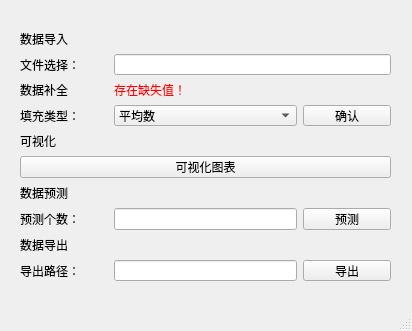
Old version of the form gui.ui in the repository chengyingshe/qt_tools.
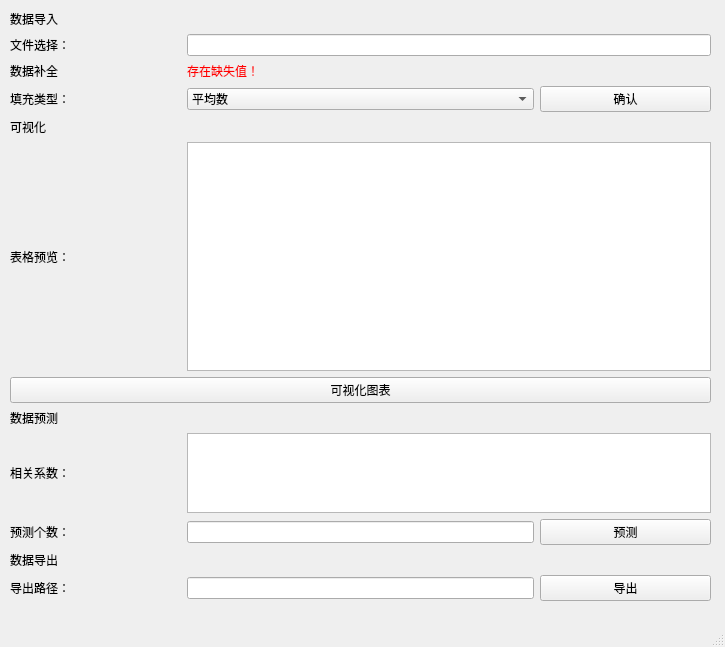
New version of the form.

Patch:
```diff
--- a/gui.ui
+++ b/gui.ui
@@ -6,8 +6,8 @@
    <rect>
     <x>0</x>
     <y>0</y>
-    <width>412</width>
-    <height>331</height>
+    <width>725</width>
+    <height>647</height>
    </rect>
   </property>
   <property name="windowTitle">
@@ -17,13 +17,67 @@
    <widget class="QWidget" name="gridLayoutWidget">
     <property name="geometry">
      <rect>
-      <x>20</x>
-      <y>30</y>
-      <width>371</width>
-      <height>251</height>
+      <x>10</x>
+      <y>10</y>
+      <width>701</width>
+      <height>591</height>
      </rect>
     </property>
     <layout class="QGridLayout" name="gridLayout">
+     <item row="1" column="1" colspan="3">
+      <widget class="QLineEdit" name="inputPathEdit"/>
+     </item>
+     <item row="7" column="0">
+      <widget class="QLabel" name="label_6">
+       <property name="text">
+        <string>数据预测</string>
+       </property>
+      </widget>
+     </item>
+     <item row="10" column="0">
+      <widget class="QLabel" name="label_8">
+       <property name="text">
+        <string>数据导出</string>
+       </property>
+      </widget>
+     </item>
+     <item row="9" column="0">
+      <widget class="QLabel" name="label_7">
+       <property name="text">
+        <string>预测个数：</string>
+       </property>
+      </widget>
+     </item>
+     <item row="8" column="1" colspan="3">
+      <widget class="QListWidget" name="corrList">
+       <property name="maximumSize">
+        <size>
+         <width>16777215</width>
+         <height>80</height>
+        </size>
+       </property>
+      </widget>
+     </item>
+     <item row="2" column="1">
+      <widget class="QLabel" name="hasNanLabel">
+       <property name="enabled">
+        <bool>true</bool>
+       </property>
+       <property name="styleSheet">
+        <string notr="true">color: red;</string>
+       </property>
+       <property name="text">
+        <string>存在缺失值！</string>
+       </property>
+      </widget>
+     </item>
+     <item row="11" column="3">
+      <widget class="QPushButton" name="outputBtn">
+       <property name="text">
+        <string>导出</string>
+       </property>
+      </widget>
+     </item>
      <item row="3" column="3">
       <widget class="QPushButton" name="dataFillBtn">
        <property name="enabled">
@@ -34,6 +88,41 @@
        </property>
       </widget>
      </item>
+     <item row="3" column="0">
+      <widget class="QLabel" name="label_5">
+       <property name="text">
+        <string>填充类型：</string>
+       </property>
+      </widget>
+     </item>
+     <item row="8" column="0">
+      <widget class="QLabel" name="label_11">
+       <property name="text">
+        <string>相关系数：</string>
+       </property>
+      </widget>
+     </item>
+     <item row="1" column="0">
+      <widget class="QLabel" name="label_3">
+       <property name="text">
+        <string>文件选择：</string>
+       </property>
+      </widget>
+     </item>
+     <item row="5" column="0">
+      <widget class="QLabel" name="label_10">
+       <property name="text">
+        <string>表格预览：</string>
+       </property>
+      </widget>
+     </item>
+     <item row="4" column="0">
+      <widget class="QLabel" name="label_2">
+       <property name="text">
+        <string>可视化</string>
+       </property>
+      </widget>
+     </item>
      <item row="3" column="1" colspan="2">
       <widget class="QComboBox" name="dataFillType">
        <item>
@@ -53,17 +142,14 @@
        </item>
       </widget>
      </item>
-     <item row="7" column="0">
-      <widget class="QLabel" name="label_7">
+     <item row="11" column="0">
+      <widget class="QLabel" name="label_9">
        <property name="text">
-        <string>预测个数：</string>
+        <string>导出路径：</string>
        </property>
       </widget>
      </item>
-     <item row="1" column="1" colspan="3">
-      <widget class="QLineEdit" name="inputPathEdit"/>
-     </item>
-     <item row="5" column="0" colspan="4">
+     <item row="6" column="0" colspan="4">
       <widget class="QPushButton" name="visualizeBtn">
        <property name="text">
         <string>可视化图表</string>
@@ -77,19 +163,8 @@
        </property>
       </widget>
      </item>
-     <item row="8" column="0">
-      <widget class="QLabel" name="label_8">
-       <property name="text">
-        <string>数据导出</string>
-       </property>
-      </widget>
-     </item>
-     <item row="3" column="0">
-      <widget class="QLabel" name="label_5">
-       <property name="text">
-        <string>填充类型：</string>
-       </property>
-      </widget>
+     <item row="5" column="1" colspan="3">
+      <widget class="QTableWidget" name="dataTable"/>
      </item>
      <item row="2" column="0">
       <widget class="QLabel" name="label_4">
@@ -98,64 +173,23 @@
        </property>
       </widget>
      </item>
-     <item row="6" column="0">
-      <widget class="QLabel" name="label_6">
-       <property name="text">
-        <string>数据预测</string>
-       </property>
-      </widget>
+     <item row="11" column="1" colspan="2">
+      <widget class="QLineEdit" name="outputDirEdit"/>
      </item>
-     <item row="1" column="0">
-      <widget class="QLabel" name="label_3">
-       <property name="text">
-        <string>文件选择：</string>
-       </property>
-      </widget>
-     </item>
-     <item row="7" column="3">
+     <item row="9" column="3">
       <widget class="QPushButton" name="predictBtn">
        <property name="text">
         <string>预测</string>
        </property>
       </widget>
      </item>
-     <item row="7" column="1" colspan="2">
-      <widget class="QLineEdit" name="predictNumEdit"/>
-     </item>
-     <item row="4" column="0">
-      <widget class="QLabel" name="label_2">
-       <property name="text">
-        <string>可视化</string>
-       </property>
-      </widget>
-     </item>
-     <item row="9" column="0">
-      <widget class="QLabel" name="label_9">
-       <property name="text">
-        <string>导出路径：</string>
-       </property>
-      </widget>
-     </item>
      <item row="9" column="1" colspan="2">
-      <widget class="QLineEdit" name="outputDirEdit"/>
-     </item>
-     <item row="9" column="3">
-      <widget class="QPushButton" name="outputBtn">
-       <property name="text">
-        <string>导出</string>
-       </property>
-      </widget>
-     </item>
-     <item row="2" column="1">
-      <widget class="QLabel" name="hasNanLabel">
-       <property name="enabled">
-        <bool>true</bool>
-       </property>
-       <property name="styleSheet">
-        <string notr="true">color: red;</string>
-       </property>
-       <property name="text">
-        <string>存在缺失值！</string>
+      <widget class="QLineEdit" name="predictNumEdit">
+       <property name="maximumSize">
+        <size>
+         <width>16777215</width>
+         <height>16777215</height>
+        </size>
        </property>
       </widget>
      </item>
```
Left out of the diff: 2 changed lines with no effect on the pictures.
